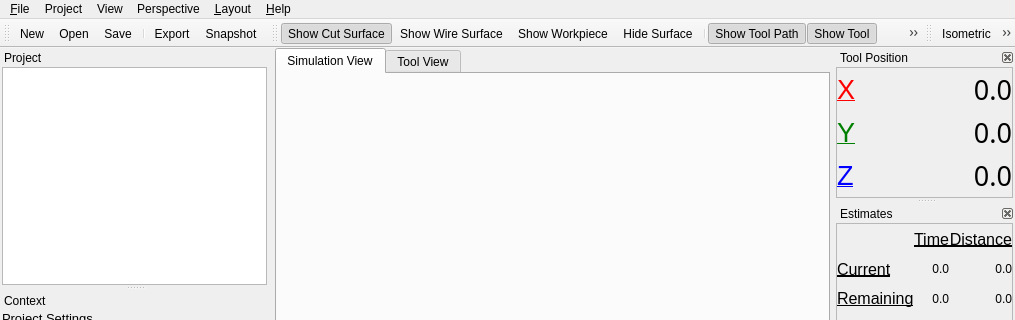
The window that qt/openscam.ui (CauldronDevelopmentLLC/CAMotics) describes before a commit, drawn with Qt 5; both pictures show x 0 to 1015 and y 0 to 320 of the 1015 by 837 pixel window.
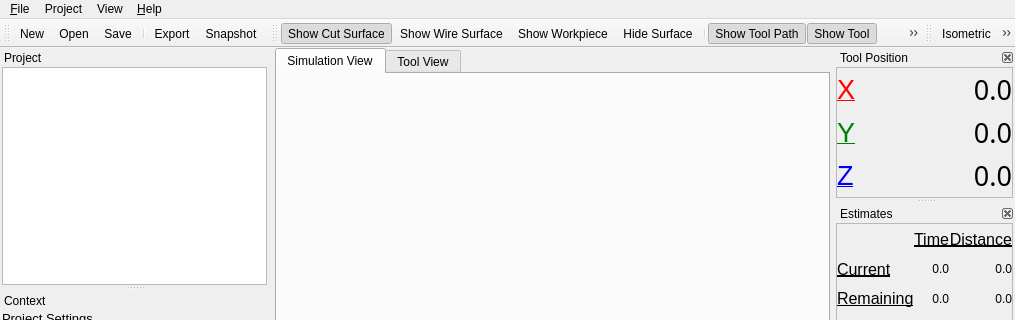
The same window after the commit. Icons and pictures are not drawn. Custom widgets are drawn as their Qt base class.

Commit message: Updated build instructions, Simplified GUI, Added hot keys

```diff
--- a/qt/openscam.ui
+++ b/qt/openscam.ui
@@ -590,13 +590,6 @@
     <addaction name="actionAbout"/>
     <addaction name="actionDonate"/>
    </widget>
-   <widget class="QMenu" name="menuView">
-    <property name="title">
-     <string>&amp;Layout</string>
-    </property>
-    <addaction name="actionResetLayout"/>
-    <addaction name="actionMinimalLayout"/>
-   </widget>
    <widget class="QMenu" name="menuProject">
     <property name="title">
      <string>Project</string>
@@ -620,11 +613,7 @@
     <addaction name="actionTool"/>
     <addaction name="actionWorkpieceBounds"/>
     <addaction name="actionAxes"/>
-   </widget>
-   <widget class="QMenu" name="menuPerspective">
-    <property name="title">
-     <string>Perspective</string>
-    </property>
+    <addaction name="separator"/>
     <addaction name="actionIsoView"/>
     <addaction name="actionFrontView"/>
     <addaction name="actionBackView"/>
@@ -636,8 +625,6 @@
    <addaction name="menuFile"/>
    <addaction name="menuProject"/>
    <addaction name="menuView_2"/>
-   <addaction name="menuPerspective"/>
-   <addaction name="menuView"/>
    <addaction name="menuHelp"/>
   </widget>
   <widget class="QToolBar" name="projectToolBar">
```
Left out of the diff: 84 changed lines with no effect on the pictures. The commit also changes 4 other files.
